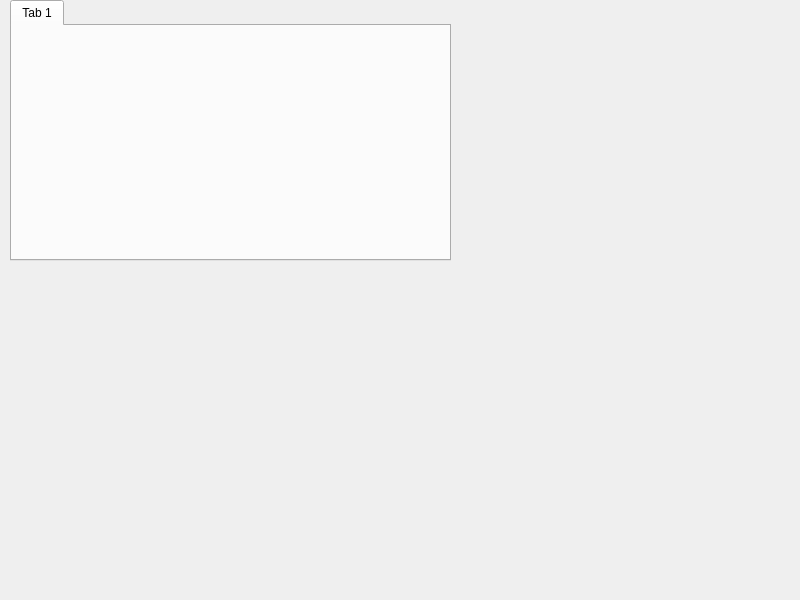
Ttigone/QtCode, file qcode.ui: the form before one commit.
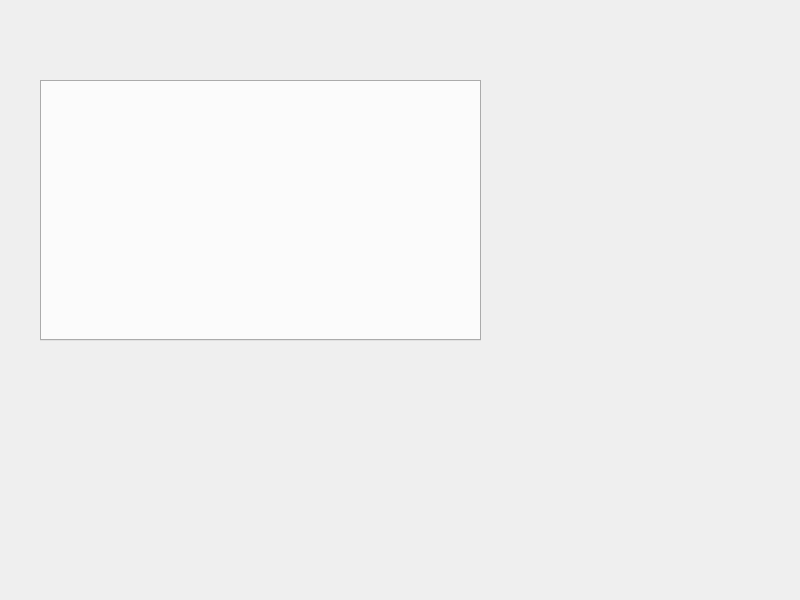
The form after the commit.

Patch:
```diff
--- a/qcode.ui
+++ b/qcode.ui
@@ -16,8 +16,8 @@
   <widget class="QTabWidget" name="tabWidget">
    <property name="geometry">
     <rect>
-     <x>10</x>
-     <y>0</y>
+     <x>40</x>
+     <y>80</y>
      <width>441</width>
      <height>261</height>
     </rect>
@@ -25,11 +25,6 @@
    <property name="currentIndex">
     <number>0</number>
    </property>
-   <widget class="QWidget" name="tab">
-    <attribute name="title">
-     <string>Tab 1</string>
-    </attribute>
-   </widget>
   </widget>
  </widget>
  <resources/>
```
Left out of the diff: 2 changed lines with no effect on the pictures.
